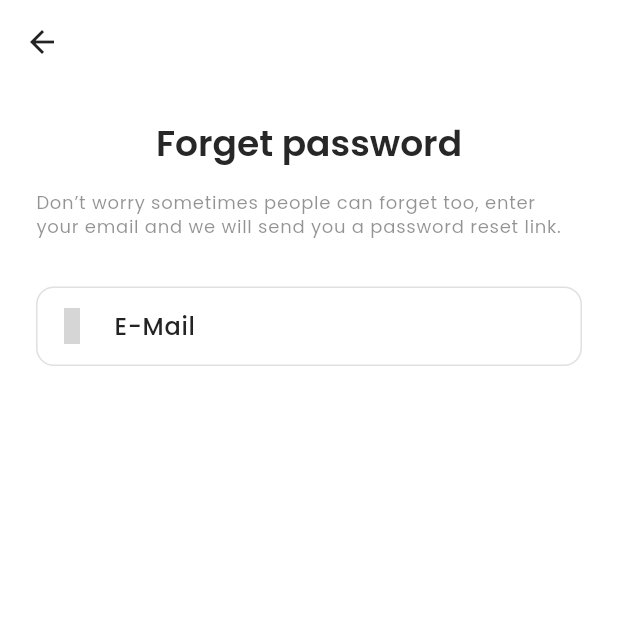
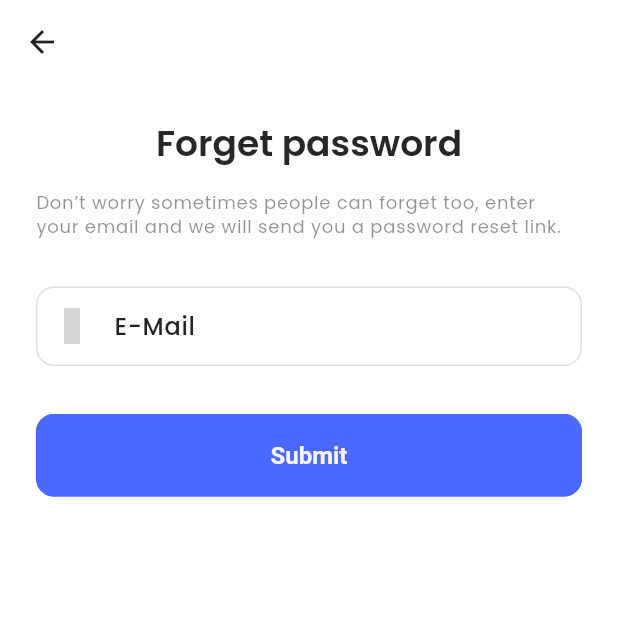
Before and after one commit to Nathami-n/flutter_tut, a Flutter app: the ForgotPassword screen opened directly, on a phone screen of 412 x 824 dp, the top half of it. Run offline on Flutter 3.47's test engine with Material 3 defaults, Android fonts, the phone set to English and light mode, and no system bars; our stand-ins replace connectivity_plus, firebase_storage, get, get_storage, iconsax, logger and 2 more; accounts and stored records are empty; project files that could hold a hidden picture were left out; grey boxes are pictures that could not be loaded.

Commit message:
feat: added the forgot_password and reset_password screens

```diff
--- a/lib/features/authentication/screens/password_configuration/forgot_password.dart
+++ b/lib/features/authentication/screens/password_configuration/forgot_password.dart
@@ -1,6 +1,8 @@
+import 'package:e_commerce/features/authentication/screens/password_configuration/reset_password.dart';
 import 'package:e_commerce/utils/constants/sizes.dart';
 import 'package:e_commerce/utils/constants/text_strings.dart';
 import 'package:flutter/material.dart';
+import 'package:get/get.dart';
 import 'package:iconsax/iconsax.dart';
 
 class ForgotPassword extends StatelessWidget {
@@ -10,7 +12,8 @@ class ForgotPassword extends StatelessWidget {
   Widget build(BuildContext context) {
     return Scaffold(
       appBar: AppBar(),
-      body: Padding(
+      body: SingleChildScrollView(
+        child: Padding(
           padding: const EdgeInsets.all(TSizes.defaultSpace),
           child: Column(
             crossAxisAlignment: CrossAxisAlignment.center,
@@ -36,8 +39,22 @@ class ForgotPassword extends StatelessWidget {
                   labelText: TTexts.email,
                   prefixIcon: Icon(Iconsax.direct_right),
                 ),
-            )
+              ),
+              const SizedBox(
+                height: TSizes.spaceBtwSections,
+              ),
+              // submit button
+              SizedBox(
+                width: double.infinity,
+                child: ElevatedButton(
+                  onPressed: () {
+                    Get.off(() => const ResetPassword());
+                  },
+                  child: const Text(TTexts.submit),
+                ),
+              ),
             ],
+          ),
         ),
       ),
     );
```
Also changed, not shown: lib/features/authentication/screens/password_configuration/reset_password.dart (+49 -0 lines). Lines whose indentation alone changed are shown as unchanged.
